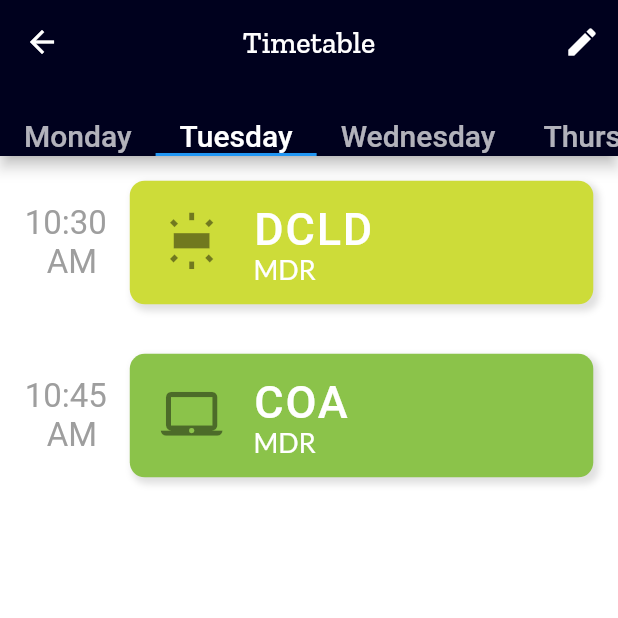
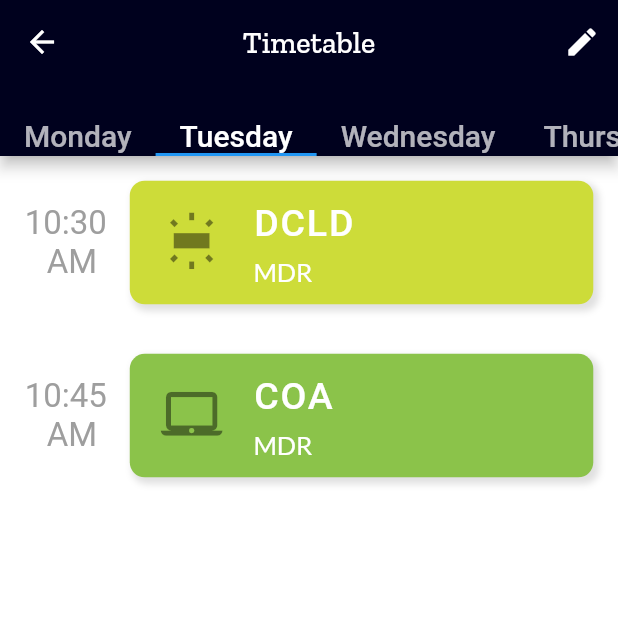
Before and after one commit to al-habibi-1107/routine_app-1, a Flutter app: the screen it shows after launch, after a tap on "Tuesday", on a phone screen of 412 x 824 dp, the top half of it. Run offline on Flutter 3.47's test engine with Material 2 defaults, Android fonts, the phone set to English and light mode, and no system bars; our stand-ins replace flutter_colorpicker, google_fonts, sqflite; missing offline and left inert: day_night_time_picker; accounts and stored records are empty; Roboto replaces fonts that are missing (Arvo).

Commit message:
Edit Subject page - 1

```diff
--- a/lib/main.dart
+++ b/lib/main.dart
@@ -5,6 +5,7 @@ import './screens/homescreen.dart';
 import './models/items.dart';
 import './screens/weekDayScreen.dart';
 import './screens/subjectInput.dart';
+import './screens/editsubject.dart';
 
 void main() {
   runApp(MyApp());
@@ -29,6 +30,7 @@ class MyApp extends StatelessWidget {
         routes: {
           WeekDayScreen.routeName: (ctx) => WeekDayScreen(),
           SubjectInput.routeName : (ctx) => SubjectInput(),
+          EditSubject.routeName : (ctx) => EditSubject(),
         },
       ),
     );
--- a/lib/screens/weekDayScreen.dart
+++ b/lib/screens/weekDayScreen.dart
@@ -131,7 +131,7 @@ class _WeekDayScreenState extends State<WeekDayScreen> {
                   )
                 : ListView.builder(
                     itemBuilder: (ctx, i) {
-                      return ItemTile(currentElements[i]);
+                      return ItemTile(currentElements[i],editmode);
                     },
                     itemCount: currentElements.length,
                   ),
--- a/lib/widgets/itemtile.dart
+++ b/lib/widgets/itemtile.dart
@@ -3,16 +3,18 @@ import 'package:google_fonts/google_fonts.dart';
 import 'package:intl/intl.dart';
 
 import '../models/subject.dart';
+import '../screens/editsubject.dart';
 
 class ItemTile extends StatelessWidget {
   final Item currentItem;
-  ItemTile(this.currentItem);
+  final bool editmode;
+  ItemTile(this.currentItem, this.editmode);
 
   @override
   Widget build(BuildContext context) {
     final device = MediaQuery.of(context).size;
     String startTime = DateFormat.jm().format(currentItem.startTime);
-    String startTimeT=startTime.substring(0,5);
+    String startTimeT = startTime.substring(0, 5);
     String am = startTime.substring(5);
 
     return Container(
@@ -46,7 +48,9 @@ class ItemTile extends StatelessWidget {
                 borderRadius: BorderRadius.all(Radius.circular(10))),
             height: device.height * 0.1,
             width: device.width * 0.75,
-            child: Row(mainAxisAlignment: MainAxisAlignment.start, children: [
+            child: Row(
+              mainAxisAlignment: MainAxisAlignment.start,
+              children: [
                 Icon(
                   currentItem.subject.iconpara,
                   color: Colors.black45,
@@ -59,25 +63,41 @@ class ItemTile extends StatelessWidget {
                   mainAxisAlignment: MainAxisAlignment.spaceEvenly,
                   crossAxisAlignment: CrossAxisAlignment.start,
                   children: <Widget>[
-                  Text(
+                    Container(
+                      height: 39,
+                      width: device.width * 0.28,
+                      child: Text(
                         '${currentItem.subject.subjectName}',
                         style: GoogleFonts.arvo(
-                        fontSize: 30,
+                            fontSize: 25,
                             fontWeight: FontWeight.w500,
                             color: Colors.white,
                             letterSpacing: 1.2),
                       ),
+                    ),
                     Text(
                       '${currentItem.subject.teacher}',
                       style: GoogleFonts.lato(
-                        fontSize: 18,
+                          fontSize: 17,
                           color: Colors.white,
                           height: 0.1,
                           fontWeight: FontWeight.w400),
                     ),
                   ],
+                ),
+                SizedBox(
+                  width: device.width * 0.13,
+                ),
+                editmode
+                    ? IconButton(
+                        icon: Icon(Icons.edit),
+                        onPressed: () {
+                         Navigator.of(context).pushNamed(EditSubject.routeName,arguments:currentItem );
+                        },
                       )
-            ]),
+                    : Container(),
+              ],
+            ),
           )
         ],
       ),
```
Also changed, not shown: lib/helpers/DBHelper.dart (+15 -0 lines), lib/screens/editsubject.dart (added, +56 -0 lines), lib/widgets/itemBottomSheet.dart (+6 -1 lines), 2 other files. Lines whose indentation alone changed are shown as unchanged.
